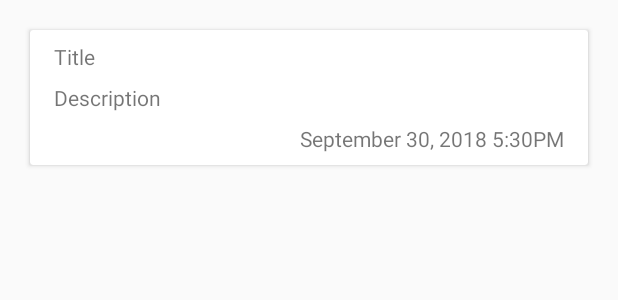
After one commit to kyokoyam1994/NewsViewer, an Android app: the layout news_entry.xml on its own in the app's theme, with its tools: preview values and no code run, on a phone screen of 412 x 824 dp. The commit adds this screen. Shown: the top 300 px of the screen. Run offline under Robolectric (Android 15) with nearby library versions, the phone set to English and light mode, and no system bars; network calls fail.

Commit message:
-Added recycler view for showing news articles in card layouts

```diff
--- a/app/build.gradle
+++ b/app/build.gradle
@@ -30,4 +30,9 @@ dependencies {
     testImplementation 'junit:junit:4.12'
     androidTestImplementation 'com.android.support.test:runner:1.0.2'
     androidTestImplementation 'com.android.support.test.espresso:espresso-core:3.0.2'
+    implementation 'com.android.support.constraint:constraint-layout:1.1.3'
+
+    implementation 'com.fasterxml.jackson.core:jackson-core:2.9.6'
+    implementation 'com.fasterxml.jackson.core:jackson-annotations:2.9.6'
+    implementation 'com.fasterxml.jackson.core:jackson-databind:2.9.6'
 }
--- a/app/src/main/AndroidManifest.xml
+++ b/app/src/main/AndroidManifest.xml
@@ -1,6 +1,8 @@
 <?xml version="1.0" encoding="utf-8"?>
 <manifest xmlns:android="http://schemas.android.com/apk/res/android"
     package="com.example.yokoyama.newsviewer">
+
+    <uses-permission android:name="android.permission.INTERNET" />
 
     <application
         android:allowBackup="true"
--- /dev/null
+++ b/app/src/main/res/layout/news_entry.xml
@@ -0,0 +1,59 @@
+<?xml version="1.0" encoding="utf-8"?>
+<LinearLayout xmlns:android="http://schemas.android.com/apk/res/android"
+    xmlns:app="http://schemas.android.com/apk/res-auto"
+    xmlns:tools="http://schemas.android.com/tools"
+    android:layout_width="match_parent"
+    android:layout_height="wrap_content"
+    android:orientation="vertical">
+
+    <android.support.v7.widget.CardView
+        android:layout_width="match_parent"
+        android:layout_height="wrap_content"
+        android:layout_margin="20dp">
+
+        <android.support.constraint.ConstraintLayout
+            android:layout_width="match_parent"
+            android:layout_height="match_parent">
+
+            <ImageView
+                android:id="@+id/imageViewArticleImage"
+                android:layout_width="match_parent"
+                android:layout_height="wrap_content"
+                android:scaleType="centerCrop" />
+
+            <TextView
+                android:id="@+id/textViewArticleTitle"
+                android:layout_width="wrap_content"
+                android:layout_height="wrap_content"
+                android:layout_marginLeft="16dp"
+                android:layout_marginStart="16dp"
+                android:layout_marginTop="8dp"
+                android:text="Title"
+                app:layout_constraintStart_toStartOf="parent"
+                app:layout_constraintTop_toBottomOf="@+id/imageViewArticleImage" />
+
+            <TextView
+                android:id="@+id/textViewArticleDescription"
+                android:layout_width="wrap_content"
+                android:layout_height="wrap_content"
+                android:layout_marginTop="8dp"
+                android:text="Description"
+                app:layout_constraintStart_toStartOf="@+id/textViewArticleTitle"
+                app:layout_constraintTop_toBottomOf="@+id/textViewArticleTitle" />
+
+            <TextView
+                android:id="@+id/textViewDatePublished"
+                android:layout_width="wrap_content"
+                android:layout_height="wrap_content"
+                android:layout_marginBottom="8dp"
+                android:layout_marginEnd="16dp"
+                android:layout_marginRight="16dp"
+                android:layout_marginTop="8dp"
+                android:text="September 30, 2018 5:30PM"
+                app:layout_constraintBottom_toBottomOf="parent"
+                app:layout_constraintEnd_toEndOf="parent"
+                app:layout_constraintTop_toBottomOf="@+id/textViewArticleDescription" />
+        </android.support.constraint.ConstraintLayout>
+
+    </android.support.v7.widget.CardView>
+</LinearLayout>
```
Also changed, not shown: app/src/main/java/com/example/yokoyama/newsviewer/MainActivity.kt (+47 -6 lines), app/src/main/java/com/example/yokoyama/newsviewer/NewsEntry.kt (added, +21 -0 lines), app/src/main/java/com/example/yokoyama/newsviewer/NewsEntryAdapter.kt (added, +35 -0 lines), app/src/main/res/layout/activity_main.xml (+8 -38 lines), app/src/main/res/layout/content_main.xml (deleted, +0 -17 lines).
